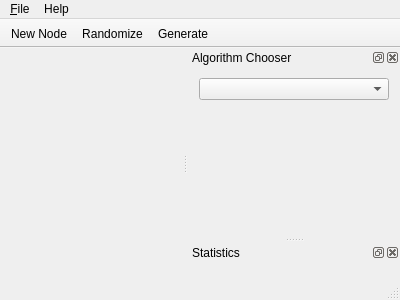
Before: the Qt Designer form visigoth/mainwindow.ui in scvalex/visigoth, drawn with Qt 5.
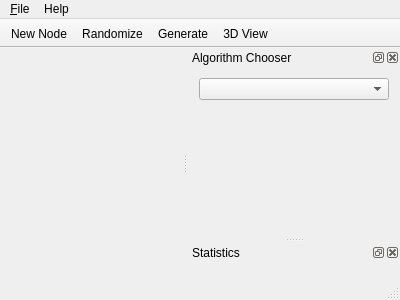
After: the same form once the commit is applied.

Commit message: Added 3D Mode button

```diff
--- a/visigoth/mainwindow.ui
+++ b/visigoth/mainwindow.ui
@@ -60,6 +60,7 @@
    <addaction name="newNodeAct"/>
    <addaction name="randomizeAct"/>
    <addaction name="generateAct"/>
+   <addaction name="mode3DAct"/>
   </widget>
   <widget class="QDockWidget" name="chooserDock">
    <property name="windowTitle">
@@ -150,6 +151,17 @@
     <string>Manual</string>
    </property>
   </action>
+  <action name="mode3DAct">
+   <property name="checkable">
+    <bool>true</bool>
+   </property>
+   <property name="text">
+    <string>3D View</string>
+   </property>
+   <property name="toolTip">
+    <string>Unleash the 3D</string>
+   </property>
+  </action>
  </widget>
  <layoutdefault spacing="6" margin="11"/>
  <resources/>
```
Left out of the diff: 2 changed lines with no effect on the pictures. The commit also changes 2 other files.
